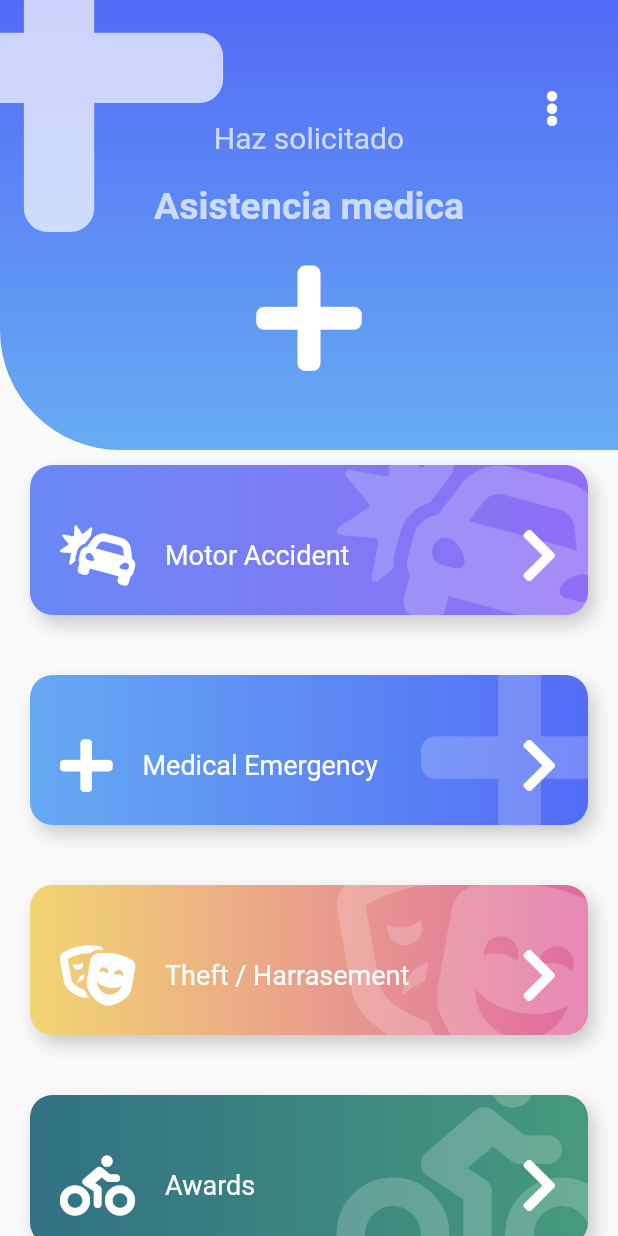
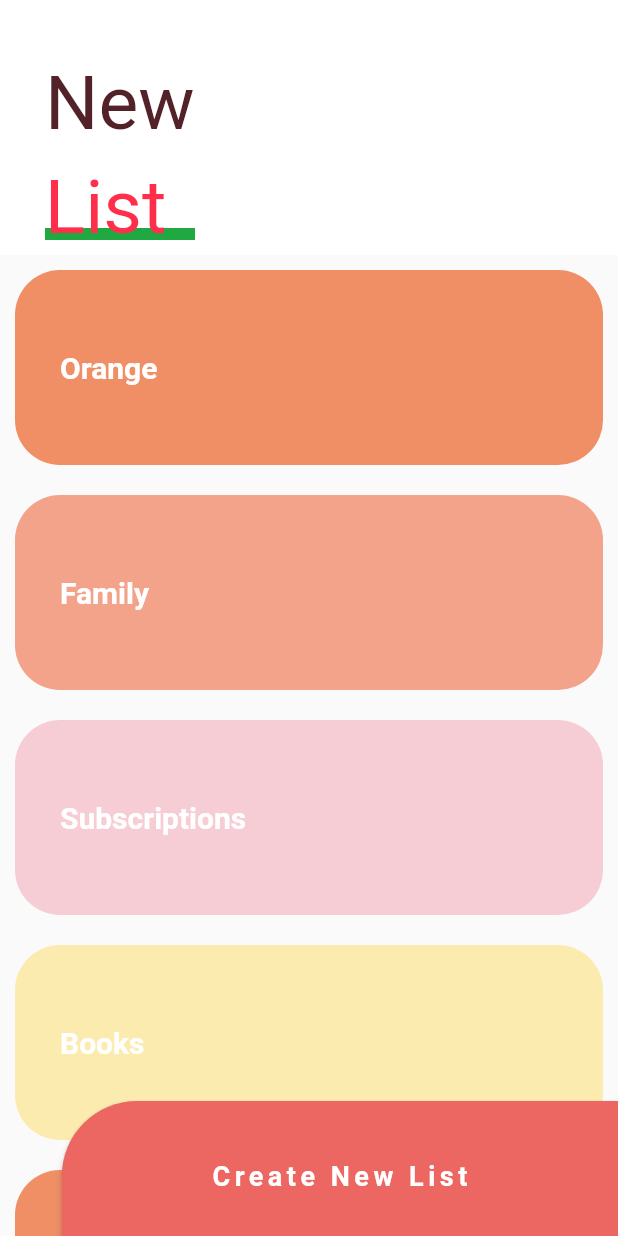
Before and after one commit to edrick27/Pinterest_layout, a Flutter app: the screen it shows after launch, on a phone screen of 412 x 824 dp. Run offline on Flutter 3.47's test engine with Material 2 defaults, Android fonts, the phone set to English and light mode, and no system bars; our stand-ins replace animate_do, font_awesome_flutter.

Commit message:
add silver

```diff
--- a/lib/main.dart
+++ b/lib/main.dart
@@ -1,6 +1,10 @@
 import 'package:flutter/material.dart';
-import 'package:pinterest_layout/src/page/emergancy_page.dart';
-import 'package:pinterest_layout/src/page/pinterest_page.dart';
+import 'package:pinterest_layout/src/page/sliver_page.dart';
+
+
+// import 'package:pinterest_layout/src/page/emergancy_page.dart';
+// import 'package:pinterest_layout/src/page/pinterest_page.dart';
+
 
 void main() => runApp(MyApp());
 
@@ -10,7 +14,7 @@ class MyApp extends StatelessWidget {
     return MaterialApp(
       title: 'Material App',
       debugShowCheckedModeBanner: false,
-      home: EmergancyPage()
+      home: SliverPage()
     );
   }
 }
--- /dev/null
+++ b/lib/src/page/sliver_page.dart
@@ -0,0 +1,223 @@
+import 'package:flutter/material.dart';
+
+
+class SliverPage extends StatelessWidget {
+
+  @override
+  Widget build(BuildContext context) {
+    return Scaffold(
+      body: Stack(
+        children: <Widget>[
+          _MainScroll(),
+          Positioned(
+            bottom: -10,
+            right: 0,
+            child: _BottonNewList()
+          )
+        ],
+      )
+   );
+  }
+}
+
+class _BottonNewList extends StatelessWidget {
+
+  @override
+  Widget build(BuildContext context) {
+
+    final size = MediaQuery.of(context).size;
+
+    return ButtonTheme(
+      height: 100,
+      minWidth: size.width * 0.9,
+      child: RaisedButton(
+        onPressed: (){},
+        color: Color(0xffED6762),
+        shape: RoundedRectangleBorder(
+          borderRadius: BorderRadius.only( topLeft: Radius.circular(50) )
+        ),
+        child: Text(
+          'Create New List',
+          style: TextStyle(
+            color: Colors.white,
+            fontSize: 18,
+            fontWeight: FontWeight.bold,
+            letterSpacing: 3
+          ),
+        ),
+      ),
+    );
+  }
+}
+
+class _MainScroll extends StatelessWidget {
+
+  final items = [
+    _ListItem( 'Orange', Color(0xffF08F66) ),
+    _ListItem( 'Family', Color(0xffF2A38A) ),
+    _ListItem( 'Subscriptions', Color(0xffF7CDD5) ),
+    _ListItem( 'Books', Color(0xffFCEBAF) ),
+    _ListItem( 'Orange', Color(0xffF08F66) ),
+    _ListItem( 'Family', Color(0xffF2A38A) ),
+    _ListItem( 'Subscriptions', Color(0xffF7CDD5) ),
+    _ListItem( 'Books', Color(0xffFCEBAF) ),
+  ];
+
+  _MainScroll();
+
+  @override
+  Widget build(BuildContext context) {
+
+    return CustomScrollView(
+      slivers: <Widget>[
+
+        // SliverAppBar(
+        //   floating: true,
+        //   backgroundColor: Colors.red,
+        //   title: Text('Titulo'),
+        // ),
+
+        SliverPersistentHeader(
+          floating: true,
+          delegate: _SliverCustomHeaderDelegate(
+            minHeight: 170,
+            maxHeight: 200,
+            child: Container(
+              alignment: Alignment.centerLeft,
+              color: Colors.white,
+              child: _Titulo()
+            )
+          )
+        ),
+
+        SliverList(
+          delegate: SliverChildListDelegate(items)
+        )
+
+      ],
+    );
+  }
+}
+
+class _SliverCustomHeaderDelegate extends SliverPersistentHeaderDelegate {
+
+  final double minHeight;
+  final double maxHeight;
+  final Widget child;
+
+  _SliverCustomHeaderDelegate({
+    this.minHeight,
+    this.maxHeight,
+    this.child
+  });
+
+  @override
+  Widget build(BuildContext context, double shrinkOffset, bool overlapsContent) {
+    return SizedBox.expand(child: this.child);
+  }
+
+  @override
+  // TODO: implement maxExtent
+  double get maxExtent =>  this.minHeight;
+
+  @override
+  // TODO: implement minExtent
+  double get minExtent => this.minHeight;
+
+  @override
+  bool shouldRebuild(_SliverCustomHeaderDelegate oldDelegate) {
+
+    return (this.maxHeight != oldDelegate.maxHeight) ||
+           (this.minHeight != oldDelegate.minHeight) ||
+           (this.child != oldDelegate.child);
+  }
+
+}
+
+class _Titulo extends StatelessWidget {
+
+  _Titulo();
+
+  @override
+  Widget build(BuildContext context) {
+
+    return Column(
+      children: <Widget>[
+        SizedBox(height: 30),
+        Container(
+          margin: EdgeInsets.symmetric( horizontal: 30, vertical: 10),
+          child: Text('New', style: TextStyle(color: Color(0xFF532128), fontSize: 50)),
+        ),
+        Stack(
+          children: <Widget>[
+            SizedBox( width: 100 ),
+            Positioned(
+              bottom: 8,
+              child: Container(
+                width: 150,
+                height: 8,
+                decoration: BoxDecoration(
+                  color: Color(0xFF20A842)
+                ),
+              ),
+            ),
+            Text('List', style: TextStyle(color: Color(0xFFFF2E4A), fontSize: 50)),
+          ],
+        )
+      ],
+    );
+  }
+}
+
+class _ListaTareas extends StatelessWidget {
+
+    final items = [
+      _ListItem( 'Orange', Color(0xffF08F66) ),
+      _ListItem( 'Family', Color(0xffF2A38A) ),
+      _ListItem( 'Subscriptions', Color(0xffF7CDD5) ),
+      _ListItem( 'Books', Color(0xffFCEBAF) ),
+      _ListItem( 'Orange', Color(0xffF08F66) ),
+      _ListItem( 'Family', Color(0xffF2A38A) ),
+      _ListItem( 'Subscriptions', Color(0xffF7CDD5) ),
+      _ListItem( 'Books', Color(0xffFCEBAF) ),
+    ];
+
+  _ListaTareas();
+
+  @override
+  Widget build(BuildContext context) {
+    return ListView.builder(
+      itemCount: items.length,
+      itemBuilder: (BuildContext context, int i) {
+
+        return items[i];
+
+      }
+    );
+  }
+}
+
+class _ListItem extends StatelessWidget {
+
+  final String texto;
+  final Color color;
+
+  _ListItem( this.texto,  this.color );
+
+
+  @override
+  Widget build(BuildContext context) {
+
+    return Container(
+      alignment: Alignment.centerLeft,
+      padding: EdgeInsets.all(30),
+      child: Text(this.texto, style: TextStyle(fontSize: 20, color: Colors.white, fontWeight: FontWeight.bold )),
+      height: 130,
+      margin: EdgeInsets.all(10),
+      decoration: BoxDecoration(
+        color: this.color,
+        borderRadius: BorderRadius.circular(30)
+      ),
+    );
+  }
+}
```
